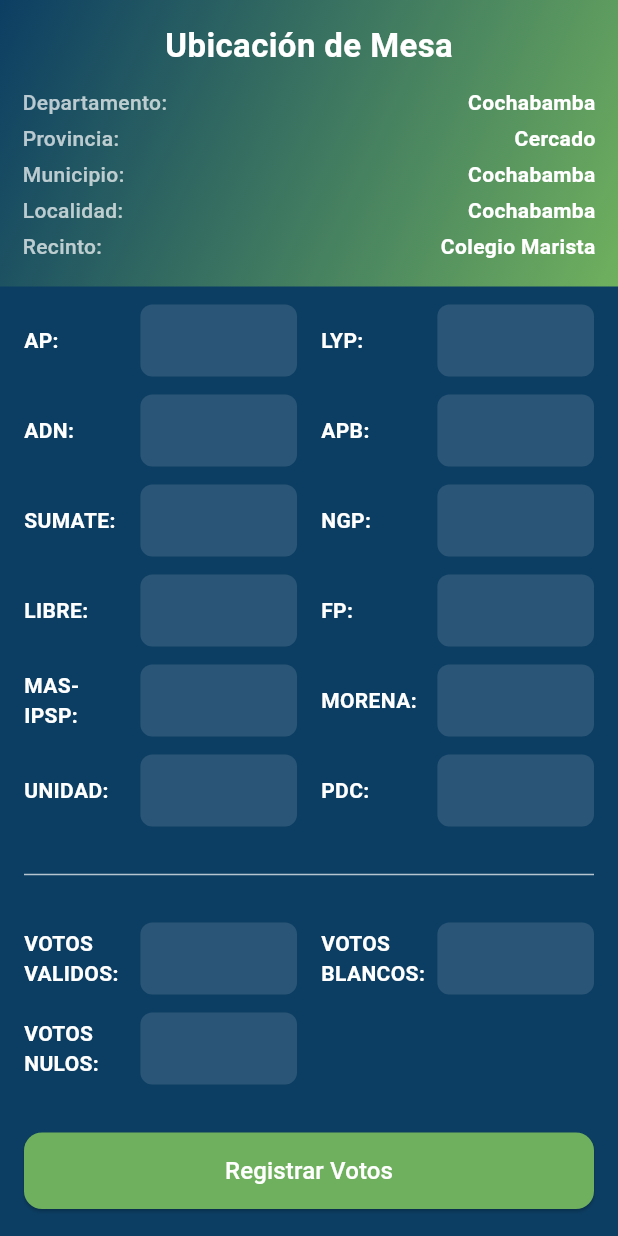
After one commit to ElTapiaGit/frontend-votacion, a Flutter app: the RegistrarVotosPage screen opened directly, on a phone screen of 412 x 824 dp. The commit adds this screen. Run offline on Flutter 3.47's test engine with Material 3 defaults, Android fonts, the phone set to English and light mode, and no system bars; our stand-ins replace image_picker; missing offline and left inert: google_mlkit_barcode_scanning.

Commit message:
tercer commit: formulario de votos

```diff
--- a/lib/modules/votacion/view/layout_menu.dart
+++ b/lib/modules/votacion/view/layout_menu.dart
@@ -64,8 +64,8 @@
                         ),
                         child: Row(
                           children: [
-                            _buildTabButton('Votacion 1', 0),
-                            _buildTabButton('Votacion 2', 1),
+                            _buildTabButton('Presidenciales', 0),
+                            _buildTabButton('Uninominales', 1),
                             _buildTabButton('Sincronizar votos', 2),
                           ],
                         ),
--- /dev/null
+++ b/lib/modules/votacion/view/registrar_votos.dart
@@ -0,0 +1,195 @@
+import 'package:flutter/material.dart';
+import 'package:demo_filestack/core/constants/app_colors.dart';
+
+class RegistrarVotosPage extends StatelessWidget {
+  const RegistrarVotosPage({super.key});
+
+  @override
+  Widget build(BuildContext context) {
+    return Scaffold(
+      backgroundColor: AppColors.primary,
+      body: SafeArea(
+        child: Column(
+          crossAxisAlignment: CrossAxisAlignment.stretch,
+          children: [
+            Container(
+              decoration: const BoxDecoration(
+                gradient: LinearGradient(
+                  colors: [AppColors.primary, AppColors.secondary],
+                  begin: Alignment.topLeft,
+                  end: Alignment.bottomRight,
+                ),
+              ),
+              padding: const EdgeInsets.all(15),
+              child: Column(
+                crossAxisAlignment: CrossAxisAlignment.center,
+                children: const [
+                  Text(
+                    'Ubicación de Mesa',
+                    style: TextStyle(
+                      color: Colors.white,
+                      fontSize: 22,
+                      fontWeight: FontWeight.bold,
+                    ),
+                  ),
+                  SizedBox(height: 10),
+                  _InfoText(label: 'Departamento', value: 'Cochabamba'),
+                  _InfoText(label: 'Provincia', value: 'Cercado'),
+                  _InfoText(label: 'Municipio', value: 'Cochabamba'),
+                  _InfoText(label: 'Localidad', value: 'Cochabamba'),
+                  _InfoText(label: 'Recinto', value: 'Colegio Marista'),
+                ],
+              ),
+            ),
+            Expanded(
+              child: SingleChildScrollView(
+                child: Padding(
+                  padding: const EdgeInsets.symmetric(horizontal: 16, vertical: 12),
+                  child: Column(
+                    children: [
+                      Wrap(
+                        spacing: 16,
+                        runSpacing: 12,
+                        children: const [
+                          _FormInput(label: 'AP'),
+                          _FormInput(label: 'LYP'),
+                          _FormInput(label: 'ADN'),
+                          _FormInput(label: 'APB'),
+                          _FormInput(label: 'SUMATE'),
+                          _FormInput(label: 'NGP'),
+                          _FormInput(label: 'LIBRE'),
+                          _FormInput(label: 'FP'),
+                          _FormInput(label: 'MAS-IPSP'),
+                          _FormInput(label: 'MORENA'),
+                          _FormInput(label: 'UNIDAD'),
+                          _FormInput(label: 'PDC'),
+                        ],
+                      ),
+                      const SizedBox(height: 24),
+                      const Divider(color: Colors.white70),
+                      const SizedBox(height: 24),
+                      Wrap(
+                        spacing: 16,
+                        runSpacing: 12,
+                        children: const [
+                          _FormInput(label: 'VOTOS VALIDOS'),
+                          _FormInput(label: 'VOTOS BLANCOS'),
+                          _FormInput(label: 'VOTOS NULOS'),
+                        ],
+                      ),
+                      const SizedBox(height: 32),
+                      _RegistrarButton(),
+                      const SizedBox(height: 20),
+                    ],
+                  ),
+                ),
+              ),
+            ),
+          ],
+        ),
+      ),
+    );
+  }
+}
+
+class _InfoText extends StatelessWidget {
+  final String label;
+  final String value;
+
+  const _InfoText({required this.label, required this.value});
+
+  @override
+  Widget build(BuildContext context) {
+    return Padding(
+      padding: const EdgeInsets.symmetric(vertical: 2),
+      child: Row(
+        mainAxisAlignment: MainAxisAlignment.spaceBetween,
+        children: [
+          Text(
+            '$label:',
+            style: const TextStyle(
+              color: Colors.white70,
+              fontWeight: FontWeight.w500,
+            ),
+          ),
+          Text(
+            value,
+            style: const TextStyle(
+              color: Colors.white,
+              fontWeight: FontWeight.bold,
+            ),
+          ),
+        ],
+      ),
+    );
+  }
+}
+
+class _FormInput extends StatelessWidget {
+  final String label;
+
+  const _FormInput({required this.label});
+
+  @override
+  Widget build(BuildContext context) {
+    return SizedBox(
+      width: MediaQuery.of(context).size.width / 2 - 24,
+      child: Row(
+        children: [
+          Expanded(
+            flex: 2,
+            child: Text(
+              '$label:',
+              style: const TextStyle(
+                color: Colors.white,
+                fontWeight: FontWeight.w600,
+              ),
+            ),
+          ),
+          const SizedBox(width: 8),
+          Expanded(
+            flex: 3,
+            child: TextField(
+              style: const TextStyle(color: Colors.white),
+              keyboardType: TextInputType.number,
+              decoration: InputDecoration(
+                filled: true,
+                fillColor: Colors.white12,
+                border: OutlineInputBorder(
+                  borderRadius: BorderRadius.circular(8),
+                  borderSide: BorderSide.none,
+                ),
+                contentPadding: const EdgeInsets.symmetric(horizontal: 10, vertical: 8),
+              ),
+            ),
+          ),
+        ],
+      ),
+    );
+  }
+}
+
+class _RegistrarButton extends StatelessWidget {
+  @override
+  Widget build(BuildContext context) {
+    return SizedBox(
+      width: double.infinity,
+      child: ElevatedButton(
+        style: ElevatedButton.styleFrom(
+          padding: const EdgeInsets.symmetric(vertical: 14),
+          backgroundColor: AppColors.secondary,
+          shape: RoundedRectangleBorder(
+            borderRadius: BorderRadius.circular(12),
+          ),
+        ),
+        onPressed: () {
+          // Acción del botón
+        },
+        child: const Text(
+          'Registrar Votos',
+          style: TextStyle(fontSize: 16, color: Colors.white),
+        ),
+      ),
+    );
+  }
+}
--- a/pubspec.yaml
+++ b/pubspec.yaml
@@ -38,6 +38,9 @@
   http: ^1.2.1
   dio: ^5.8.0+1
   google_ml_kit: ^0.20.0
+  google_mlkit_barcode_scanning: ^0.14.1
+  path: ^1.9.0
+  path_provider: ^2.1.5
 
 dev_dependencies:
   flutter_test:
```
Also changed, not shown: lib/modules/votacion/view/votacion_2.dart (+138 -5 lines), pubspec.lock, 1 other file.
